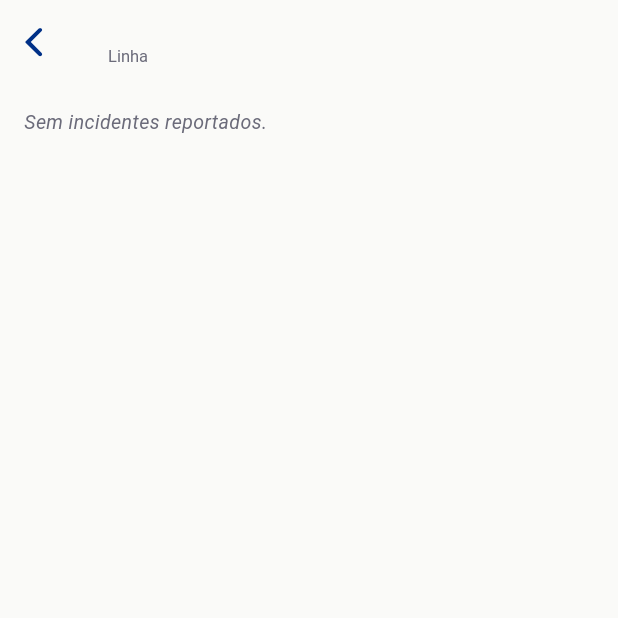
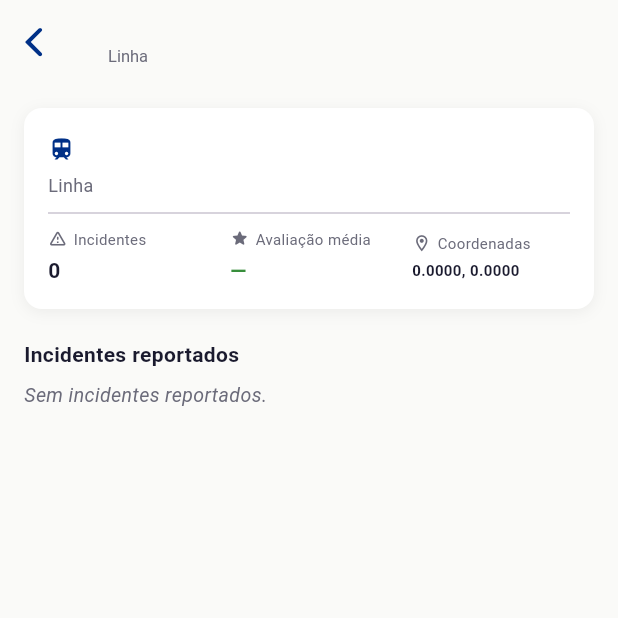
Before and after one commit to DcRPt/lisbon-subway, a Flutter app: the StationDetailScreen screen opened directly with empty values, on a phone screen of 412 x 824 dp, the top half of it. Run offline on Flutter 3.47's test engine with Material 3 defaults, Android fonts, the phone set to English and light mode, and no system bars; missing offline and left inert: testable_form_field.

Commit message:
Adicionado cartao de Informaçoes nos detalhes

```diff
--- a/lib/screens/list_screen.dart
+++ b/lib/screens/list_screen.dart
@@ -27,8 +27,8 @@ class ListScreen extends StatelessWidget {
                   Text(station.name),
                   Text(
                     "Linha ${station.lineName}",
-                    style: const TextStyle(
-                        fontSize: 12, color: Color(0xFF6B6B7A)),
+                    style:
+                        const TextStyle(fontSize: 12, color: Color(0xFF6B6B7A)),
                   ),
                 ],
               ),
--- a/lib/screens/station_detail_screen.dart
+++ b/lib/screens/station_detail_screen.dart
@@ -38,23 +38,171 @@ class StationDetailScreen extends StatelessWidget {
       body: ListView(
         key: const Key('detail-screen-incidents-list'),
         padding: const EdgeInsets.all(16),
-        children: reports.isEmpty
-            ? [
-          const Text('Sem incidentes reportados.',
+        children: [
+          _StationInfoCard(station: station),
+          const SizedBox(height: 20),
+          const Text(
+            'Incidentes reportados',
+            style: TextStyle(
+              fontSize: 14,
+              fontWeight: FontWeight.w700,
+              color: Color(0xFF1A1A2E),
+            ),
+          ),
+          const SizedBox(height: 8),
+          if (reports.isEmpty)
+            const Text(
+              'Sem incidentes reportados.',
               style: TextStyle(
                 fontSize: 13,
                 color: Color(0xFF6B6B7A),
-                  fontStyle: FontStyle.italic)),
-        ]
-            : reports.map((report) {
+                fontStyle: FontStyle.italic,
+              ),
+            )
+          else
+            ...reports.map((report) {
               final formattedDate =
               DateFormat('dd/MM/yyyy HH:mm').format(report.timestamp);
               return ListTile(
                 title: Text(formattedDate),
-            subtitle: report.notes != null ? Text(report.notes!) : null,
+                subtitle:
+                report.notes != null ? Text(report.notes!) : null,
               );
-        }).toList(),
+            }),
+        ],
       ),
     );
   }
 }
+
+class _StationInfoCard extends StatelessWidget {
+  final Station station;
+  const _StationInfoCard({required this.station});
+
+  @override
+  Widget build(BuildContext context) {
+    final avg = station.averageRating;
+    final totalReports = station.reports.length;
+
+    return Container(
+      padding: const EdgeInsets.all(16),
+      decoration: BoxDecoration(
+        color: Colors.white,
+        borderRadius: BorderRadius.circular(12),
+        boxShadow: [
+          BoxShadow(
+            color: Colors.black.withOpacity(0.06),
+            blurRadius: 8,
+            offset: const Offset(0, 2),
+          ),
+        ],
+      ),
+      child: Column(
+        crossAxisAlignment: CrossAxisAlignment.start,
+        children: [
+          // Nome e linha
+          Row(
+            children: [
+              const Icon(Icons.train, size: 18, color: Color(0xFF003087)),
+              const SizedBox(width: 8),
+              Expanded(
+                child: Text(
+                  station.name,
+                  style: const TextStyle(
+                    fontSize: 16,
+                    fontWeight: FontWeight.w700,
+                    color: Color(0xFF1A1A2E),
+                  ),
+                ),
+              ),
+            ],
+          ),
+          const SizedBox(height: 4),
+          Text(
+            'Linha ${station.lineName}',
+            style: const TextStyle(fontSize: 12, color: Color(0xFF6B6B7A)),
+          ),
+          const Divider(height: 20),
+          // Métricas
+          Row(
+            children: [
+              _InfoTile(
+                icon: Icons.warning_amber_rounded,
+                label: 'Incidentes',
+                value: '$totalReports',
+              ),
+              const SizedBox(width: 16),
+              _InfoTile(
+                icon: Icons.star_rounded,
+                label: 'Avaliação média',
+                value: avg > 0 ? avg.toStringAsFixed(1) : '—',
+                valueColor: avg >= 4
+                    ? const Color(0xFFD32F2F)
+                    : avg >= 2
+                    ? const Color(0xFFF57C00)
+                    : const Color(0xFF388E3C),
+              ),
+              const SizedBox(width: 16),
+              _InfoTile(
+                icon: Icons.location_on_outlined,
+                label: 'Coordenadas',
+                value:
+                '${station.latitude.toStringAsFixed(4)}, ${station.longitude.toStringAsFixed(4)}',
+                fontSize: 10,
+              ),
+            ],
+          ),
+        ],
+      ),
+    );
+  }
+}
+
+class _InfoTile extends StatelessWidget {
+  final IconData icon;
+  final String label;
+  final String value;
+  final Color? valueColor;
+  final double fontSize;
+
+  const _InfoTile({
+    required this.icon,
+    required this.label,
+    required this.value,
+    this.valueColor,
+    this.fontSize = 14,
+  });
+
+  @override
+  Widget build(BuildContext context) {
+    return Expanded(
+      child: Column(
+        crossAxisAlignment: CrossAxisAlignment.start,
+        children: [
+          Row(
+            children: [
+              Icon(icon, size: 13, color: const Color(0xFF6B6B7A)),
+              const SizedBox(width: 4),
+              Text(
+                label,
+                style: const TextStyle(
+                  fontSize: 10,
+                  color: Color(0xFF6B6B7A),
+                ),
+              ),
+            ],
+          ),
+          const SizedBox(height: 4),
+          Text(
+            value,
+            style: TextStyle(
+              fontSize: fontSize,
+              fontWeight: FontWeight.w700,
+              color: valueColor ?? const Color(0xFF1A1A2E),
+            ),
+          ),
+        ],
+      ),
+    );
+  }
+}
```
Also changed, not shown: pubspec.lock. Lines whose indentation alone changed are shown as unchanged.
